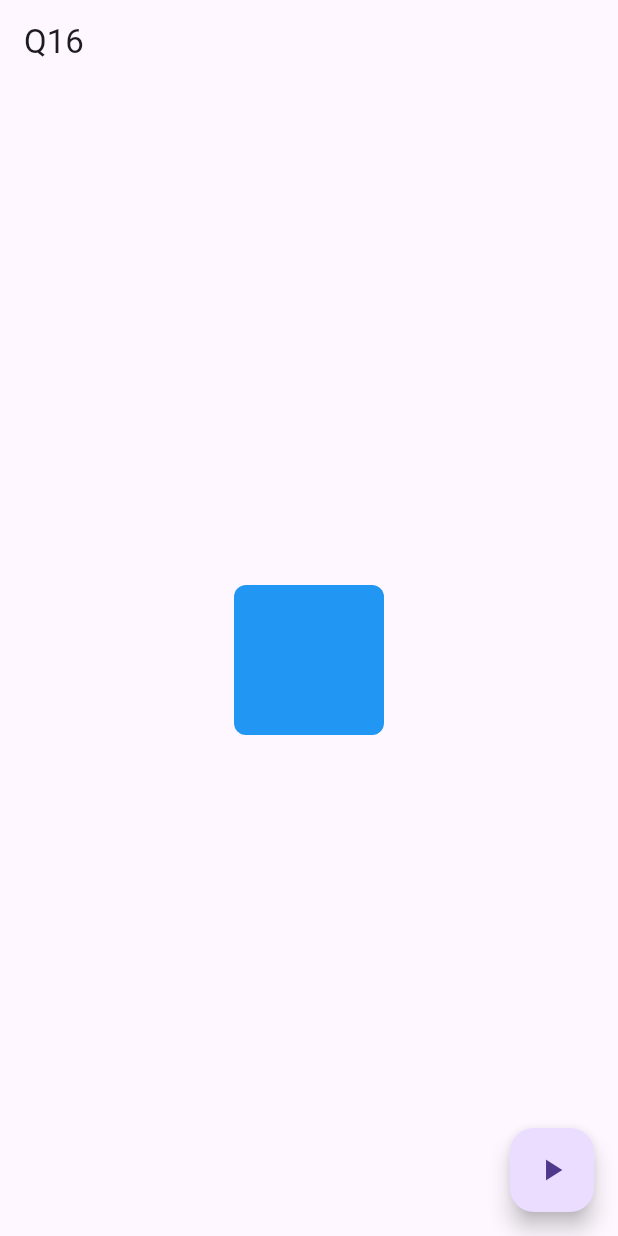
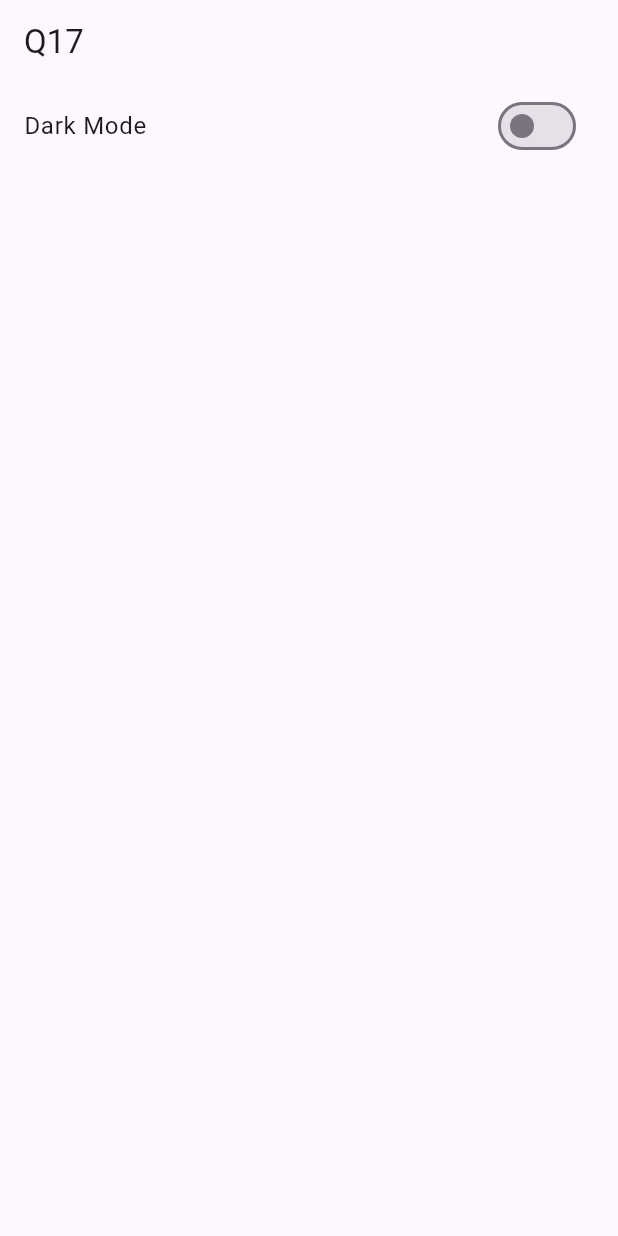
Before and after one commit to mim-tech-hesh/flutter_problemsolve_mim, a Flutter app: the screen it shows after launch, on a phone screen of 412 x 824 dp. Run offline on Flutter 3.47's test engine with Material 3 defaults, Android fonts, the phone set to English and light mode, and no system bars.

Commit message:
Tracker problem-17

```diff
--- a/lib/main.dart
+++ b/lib/main.dart
@@ -1,44 +1,28 @@
 import 'package:flutter/material.dart';
 
-void main() => runApp(MaterialApp(home: AnimBox()));
+void main() => runApp(MySet());
 
-class AnimBox extends StatefulWidget {
+class MySet extends StatefulWidget {
   @override
-  _AnimBoxState createState() => _AnimBoxState();
+  _MySetState createState() => _MySetState();
 }
 
-class _AnimBoxState extends State<AnimBox> {
-  double w = 100, h = 100;
-  Color c = Colors.blue;
-  BorderRadius br = BorderRadius.circular(8);
-
-  void change() {
-    setState(() {
-      w = w == 100 ? 200 : 100;
-      h = h == 100 ? 150 : 100;
-      c = c == Colors.blue ? Colors.red : Colors.blue;
-      br =
-          br == BorderRadius.circular(8)
-              ? BorderRadius.circular(50)
-              : BorderRadius.circular(8);
-    });
-  }
+class _MySetState extends State<MySet> {
+  bool dark = false;
 
   @override
   Widget build(BuildContext ctx) {
-    return Scaffold(
-      appBar: AppBar(title: Text("Q16")),
-      body: Center(
-        child: AnimatedContainer(
-          duration: Duration(milliseconds: 400),
-          width: w,
-          height: h,
-          decoration: BoxDecoration(color: c, borderRadius: br),
+    return MaterialApp(
+      theme: dark ? ThemeData.dark() : ThemeData.light(),
+      home: Scaffold(
+        appBar: AppBar(title: Text("Q17")),
+        body: ListTile(
+          title: Text("Dark Mode"),
+          trailing: Switch(
+            value: dark,
+            onChanged: (v) => setState(() => dark = v),
+          ),
         ),
-      ),
-      floatingActionButton: FloatingActionButton(
-        onPressed: change,
-        child: Icon(Icons.play_arrow),
       ),
     );
   }
```
